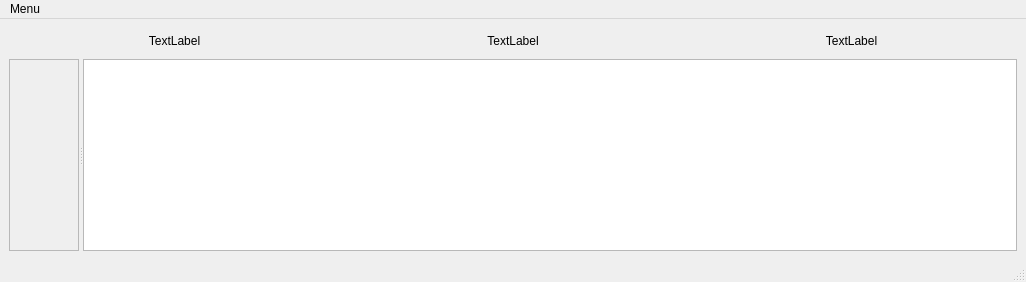
Before: the Qt Designer form mainwindow.ui in CaioPellicani/projeto_coracao, drawn with Qt 5.
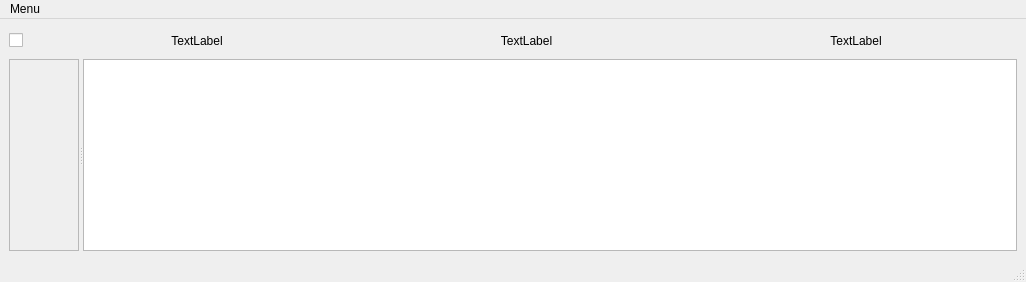
After: the same form once the commit is applied.

What changed in the file:
```diff
--- a/mainwindow.ui
+++ b/mainwindow.ui
@@ -16,7 +16,7 @@
   <widget class="QWidget" name="centralwidget">
    <layout class="QVBoxLayout" name="verticalLayout">
     <item>
-     <layout class="QHBoxLayout" name="hblCabecalho" stretch="0,0,0">
+     <layout class="QHBoxLayout" name="hblCabecalho" stretch="0,0,0,0">
       <property name="spacing">
        <number>7</number>
       </property>
@@ -32,6 +32,25 @@
       <property name="bottomMargin">
        <number>0</number>
       </property>
+      <item>
+       <widget class="QCheckBox" name="checkBox">
+        <property name="sizePolicy">
+         <sizepolicy hsizetype="Minimum" vsizetype="Fixed">
+          <horstretch>0</horstretch>
+          <verstretch>20</verstretch>
+         </sizepolicy>
+        </property>
+        <property name="maximumSize">
+         <size>
+          <width>20</width>
+          <height>16777215</height>
+         </size>
+        </property>
+        <property name="text">
+         <string/>
+        </property>
+       </widget>
+      </item>
       <item>
        <widget class="QLabel" name="label_2">
         <property name="sizePolicy">
```
Left out of the diff: 2 changed lines with no effect on the pictures.
